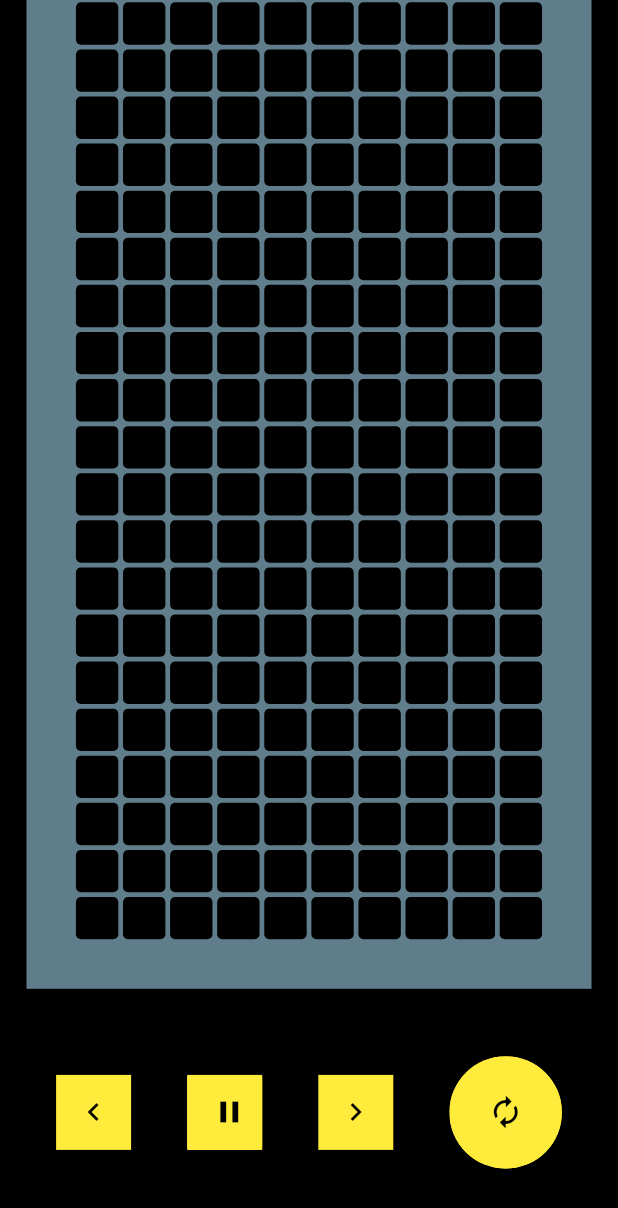
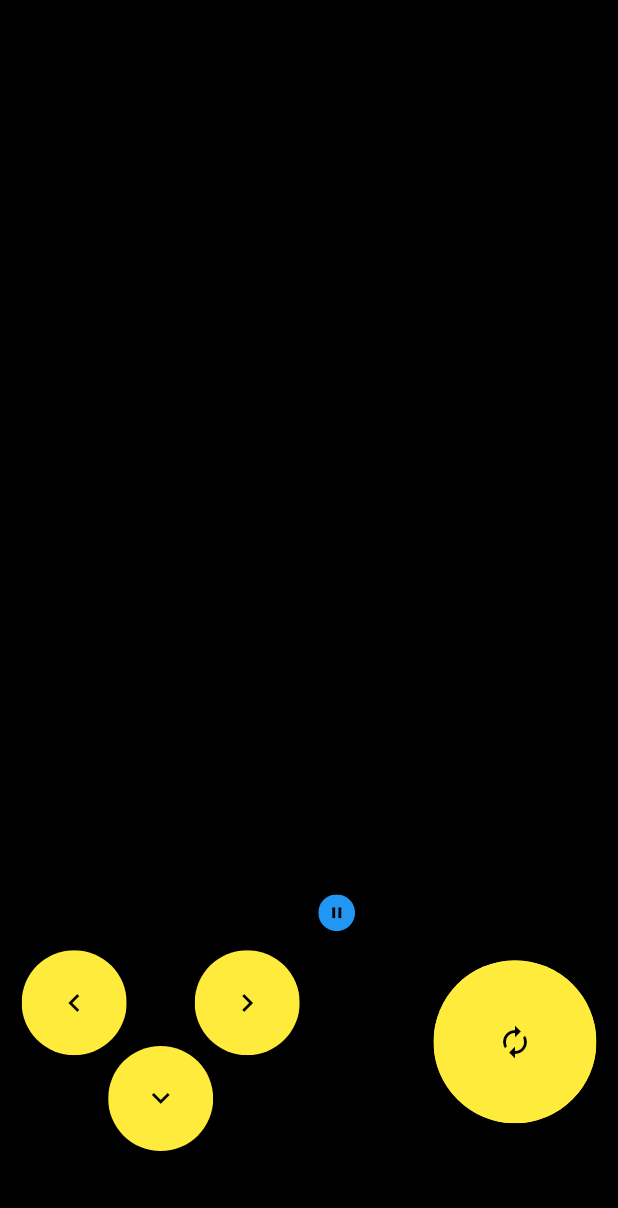
Before and after one commit to zeppelin-tt/tetris, a Flutter app: the screen it shows after launch, on a phone screen of 412 x 824 dp. Shown: the top 1208 px of the screen. Run offline on Flutter 3.47's test engine with Material 2 defaults, Android fonts, the light colour scheme and no system bars; our stand-ins replace flutter_bloc; statements that could not run were skipped.

Commit message:
move down / fast move down

```diff
--- a/lib/game_cubit.dart
+++ b/lib/game_cubit.dart
@@ -121,6 +121,7 @@ class GameCubit extends Cubit<GameState> {
 
 
   void twist() {
+    if (onPause) return;
     Block possibleBlock = block.tryTwist();
     final collisionPixels = _collisionPixels(possibleBlock.location);
     if (collisionPixels.isEmpty) {
@@ -161,6 +162,28 @@ class GameCubit extends Cubit<GameState> {
     return true;
   }
 
+  void moveDown() {
+    if (onPause) return;
+    _moveDown();
+  }
+
+  void toDownFast() {
+    onPause = true;
+    onFastMoving = true;
+    Future.doWhile(() async {
+      if (_moveDown()) {
+        await Future.delayed(const Duration(milliseconds: 60));
+        return onFastMoving;
+      }
+      onFastMoving = false;
+      onPause = false;
+      startGame();
+      return false;
+    });
+  }
+
+  void stopDownMove() => onFastMoving = false;
+
   void _burningLines() {
     final glassLines = state.glassLines;
     Map<int, Color> tempoMap = {};
@@ -196,6 +219,4 @@ class GameCubit extends Cubit<GameState> {
     }
     return map..addAll(pixels.map((key, value) => MapEntry(key + 12, value)));
   }
-
-  fastDown() {}
 }
--- a/lib/main.dart
+++ b/lib/main.dart
@@ -25,8 +25,10 @@ class GamePage extends StatelessWidget {
       color: Colors.black,
       child: SafeArea(
         child: LayoutBuilder(builder: (context, constraints) {
-          final bottomHeight = constraints.biggest.height * .2;
+          final width = constraints.biggest.width;
+          final bottomHeight = constraints.biggest.height * .3;
           final glassHeight = constraints.biggest.height - bottomHeight;
+          final buttonSize = width * .17;
           // print(bottomHeight);
           // print(glassHeight);
           final rectSize = glassHeight / 21;
@@ -50,13 +52,13 @@ class GamePage extends StatelessWidget {
                     Container(
                       width: rectSize * 12,
                       height: glassHeight,
-                      color: Colors.blueGrey,
+                      color: Colors.black,
                       child: GridView.count(
                         shrinkWrap: true,
                         crossAxisCount: 12,
                         children: List.generate(252, (index) {
                           return game.glass[index] == Colors.white
-                              ? Container()
+                              ? Container(height: .0, width: .0)
                               : Center(
                                   child: Container(
                                     height: rectSize * .9,
@@ -74,45 +76,96 @@ class GamePage extends StatelessWidget {
                     Container(
                       height: bottomHeight,
                       child: Row(
-                        crossAxisAlignment: CrossAxisAlignment.center,
-                        mainAxisAlignment: MainAxisAlignment.spaceEvenly,
+                        children: [
+                          SizedBox(width: width * .035),
+                          SizedBox(
+                            height: width * .325,
+                            width: width * .45,
+                            child: Stack(
+                              children: [
+                                Row(
+                                  mainAxisAlignment: MainAxisAlignment.spaceBetween,
                                   children: [
                                     GestureDetector(
                                       onLongPressStart: (_) => context.bloc<GameCubit>().toLeftFast(),
                                       onLongPressEnd: (_) => context.bloc<GameCubit>().stopLeftMove(),
                                       onTap: () => context.bloc<GameCubit>().toLeft(),
+                                      child: ClipOval(
                                         child: Container(
-                              height: 50.0,
-                              width: 50.0,
+                                          height: buttonSize,
+                                          width: buttonSize,
                                           color: Colors.yellow,
                                           child: Icon(Icons.chevron_left, color: Colors.black),
                                         ),
-                          ),
-                          Container(
-                            height: 50.0,
-                            width: 50.0,
-                            color: Colors.yellow,
-                            child: FlatButton(
-                              color: Colors.yellow,
-                              onPressed: () => context.bloc<GameCubit>().togglePause(),
-                              child: Icon(Icons.pause_outlined, color: Colors.black),
                                       ),
                                     ),
                                     GestureDetector(
                                       onLongPressStart: (_) => context.bloc<GameCubit>().toRightFast(),
                                       onLongPressEnd: (_) => context.bloc<GameCubit>().stopRightMove(),
                                       onTap: () => context.bloc<GameCubit>().toRight(),
+                                      child: ClipOval(
                                         child: Container(
-                              height: 50.0,
-                              width: 50.0,
+                                          height: buttonSize,
+                                          width: buttonSize,
                                           color: Colors.yellow,
                                           child: Icon(Icons.chevron_right, color: Colors.black),
                                         ),
                                       ),
-                          ClipOval(
+                                    ),
+                                  ],
+                                ),
+                                Align(
+                                  alignment: Alignment.bottomCenter,
+                                  child: GestureDetector(
+                                    onLongPressStart: (_) => context.bloc<GameCubit>().toDownFast(),
+                                    onLongPressEnd: (_) => context.bloc<GameCubit>().stopDownMove(),
+                                    onTap: () => context.bloc<GameCubit>().moveDown(),
+                                    child: ClipOval(
                                       child: Container(
-                              height: 75.0,
-                              width: 75.0,
+                                        height: buttonSize,
+                                        width: buttonSize,
+                                        color: Colors.yellow,
+                                        child: Center(
+                                          child: Icon(Icons.keyboard_arrow_down, color: Colors.black),
+                                        ),
+                                      ),
+                                    ),
+                                  ),
+                                ),
+                              ],
+                            ),
+                          ),
+                          Spacer(),
+                          SizedBox(
+                            width: width * .45,
+                            child: Column(
+                              children: [
+                                SizedBox(
+                                  height: glassHeight * .11,
+                                  child: Row(
+                                    children: [
+                                      GestureDetector(
+                                        onTap: () => context.bloc<GameCubit>().togglePause(),
+                                        child: ClipOval(
+                                          child: Container(
+                                            height: buttonSize * 0.35,
+                                            width: buttonSize * 0.35,
+                                            color: Colors.blue,
+                                            child: Center(
+                                              child: Icon(Icons.pause, color: Colors.black, size: width * .03),
+                                            ),
+                                          ),
+                                        ),
+                                      ),
+                                    ],
+                                  ),
+                                ),
+                                Align(
+                                  alignment: Alignment.centerRight,
+                                  child: ClipOval(
+                                    child: Container(
+                                      height: buttonSize * 1.55,
+                                      width: buttonSize * 1.55,
                                       color: Colors.yellow,
                                       child: FlatButton(
                                         color: Colors.yellow,
@@ -121,6 +174,11 @@ class GamePage extends StatelessWidget {
                                       ),
                                     ),
                                   ),
+                                ),
+                              ],
+                            ),
+                          ),
+                          SizedBox(width: width * .035),
                         ],
                       ),
                     )
```
Lines whose indentation alone changed are shown as unchanged.
